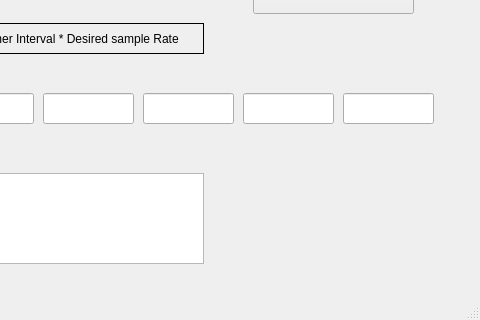
IrisDuMutel/ATIMini40_software, file Python/NI_USB_6008/ATIMini40_GUI.ui: the form before one commit; both pictures show x 467 to 947 and y 247 to 567 of the 947 by 567 pixel window.
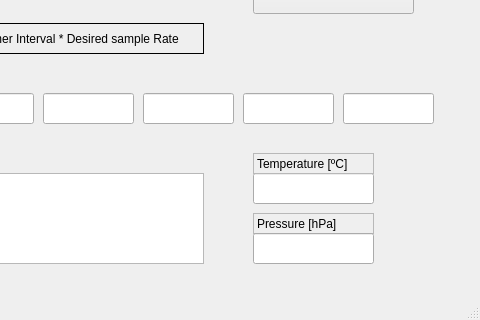
The form after the commit.

The edit to the form file:
```diff
--- a/Python/NI_USB_6008/ATIMini40_GUI.ui
+++ b/Python/NI_USB_6008/ATIMini40_GUI.ui
@@ -530,6 +530,58 @@
      </rect>
     </property>
    </widget>
+   <widget class="QLineEdit" name="textEdit_Temp">
+    <property name="geometry">
+     <rect>
+      <x>720</x>
+      <y>420</y>
+      <width>121</width>
+      <height>31</height>
+     </rect>
+    </property>
+   </widget>
+   <widget class="QLabel" name="label_15">
+    <property name="geometry">
+     <rect>
+      <x>720</x>
+      <y>400</y>
+      <width>121</width>
+      <height>21</height>
+     </rect>
+    </property>
+    <property name="frameShape">
+     <enum>QFrame::StyledPanel</enum>
+    </property>
+    <property name="text">
+     <string>Temperature [ºC]</string>
+    </property>
+   </widget>
+   <widget class="QLabel" name="label_16">
+    <property name="geometry">
+     <rect>
+      <x>720</x>
+      <y>460</y>
+      <width>121</width>
+      <height>21</height>
+     </rect>
+    </property>
+    <property name="frameShape">
+     <enum>QFrame::StyledPanel</enum>
+    </property>
+    <property name="text">
+     <string>Pressure [hPa]</string>
+    </property>
+   </widget>
+   <widget class="QLineEdit" name="textEdit_Pres">
+    <property name="geometry">
+     <rect>
+      <x>720</x>
+      <y>480</y>
+      <width>121</width>
+      <height>31</height>
+     </rect>
+    </property>
+   </widget>
    <zorder>frame</zorder>
    <zorder>comboBox_deviceName</zorder>
    <zorder>label_3</zorder>
```
Left out of the diff: 4 changed lines with no effect on the pictures.
